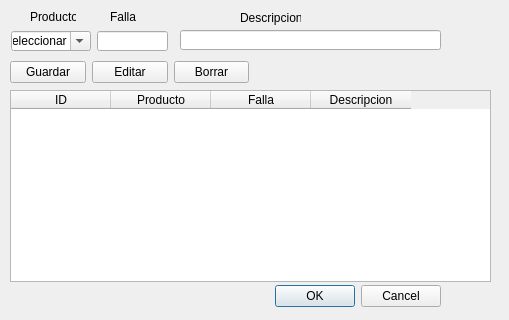
The window that dbfallaseditar.ui (Matias2178/Sistema_Postventa) describes before a commit, drawn with Qt 5.
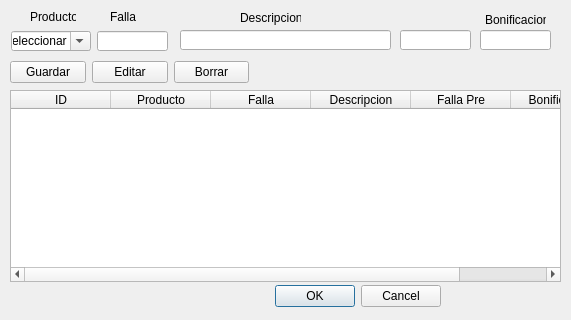
The same window after the commit.

Commit message: Se desentralizo las tareas en distintas ventanas para que el programa sea mas intuitivo Se modificaron las estructuras de las tablas, se agrego mas datos en la tabla Ingreso, para que se carguen mas datos de los elementos que ingresan Se modifico la tabla de Fallas, se agrego los el codigo de fallas para los presupuestos y bonificacion que tiene cada falla.

```diff
--- a/dbfallaseditar.ui
+++ b/dbfallaseditar.ui
@@ -6,7 +6,7 @@
    <rect>
     <x>0</x>
     <y>0</y>
-    <width>509</width>
+    <width>571</width>
     <height>320</height>
    </rect>
   </property>
@@ -34,7 +34,7 @@
     <rect>
      <x>10</x>
      <y>90</y>
-     <width>481</width>
+     <width>551</width>
      <height>192</height>
     </rect>
    </property>
@@ -58,6 +58,16 @@
      <string>Descripcion</string>
     </property>
    </column>
+   <column>
+    <property name="text">
+     <string>Falla Pre</string>
+    </property>
+   </column>
+   <column>
+    <property name="text">
+     <string>Bonificacion</string>
+    </property>
+   </column>
   </widget>
   <widget class="QWidget" name="layoutWidget">
    <property name="geometry">
@@ -97,7 +107,7 @@
     <rect>
      <x>180</x>
      <y>30</y>
-     <width>261</width>
+     <width>211</width>
      <height>20</height>
     </rect>
    </property>
@@ -181,6 +191,51 @@
     <string/>
    </property>
   </widget>
+  <widget class="QLineEdit" name="FallaBonif">
+   <property name="geometry">
+    <rect>
+     <x>480</x>
+     <y>30</y>
+     <width>71</width>
+     <height>20</height>
+    </rect>
+   </property>
+   <property name="whatsThis">
+    <string>&lt;html&gt;&lt;head/&gt;&lt;body&gt;&lt;p&gt;Formato de la version. Para numeros ingresar tantos 0 como digitos se necesiten, se puede intercalar con letras y simbolos. &lt;/p&gt;&lt;p&gt;Para formatos de version con letras &lt;/p&gt;&lt;/body&gt;&lt;/html&gt;</string>
+   </property>
+   <property name="text">
+    <string/>
+   </property>
+  </widget>
+  <widget class="QLabel" name="label_4">
+   <property name="geometry">
+    <rect>
+     <x>485</x>
+     <y>10</y>
+     <width>61</width>
+     <height>20</height>
+    </rect>
+   </property>
+   <property name="text">
+    <string>Bonificacion</string>
+   </property>
+  </widget>
+  <widget class="QLineEdit" name="FallaPresupuesto">
+   <property name="geometry">
+    <rect>
+     <x>400</x>
+     <y>30</y>
+     <width>71</width>
+     <height>20</height>
+    </rect>
+   </property>
+   <property name="whatsThis">
+    <string>&lt;html&gt;&lt;head/&gt;&lt;body&gt;&lt;p&gt;Formato de la version. Para numeros ingresar tantos 0 como digitos se necesiten, se puede intercalar con letras y simbolos. &lt;/p&gt;&lt;p&gt;Para formatos de version con letras &lt;/p&gt;&lt;/body&gt;&lt;/html&gt;</string>
+   </property>
+   <property name="text">
+    <string/>
+   </property>
+  </widget>
  </widget>
  <resources/>
  <connections>
```
The commit also changes 25 other files.
